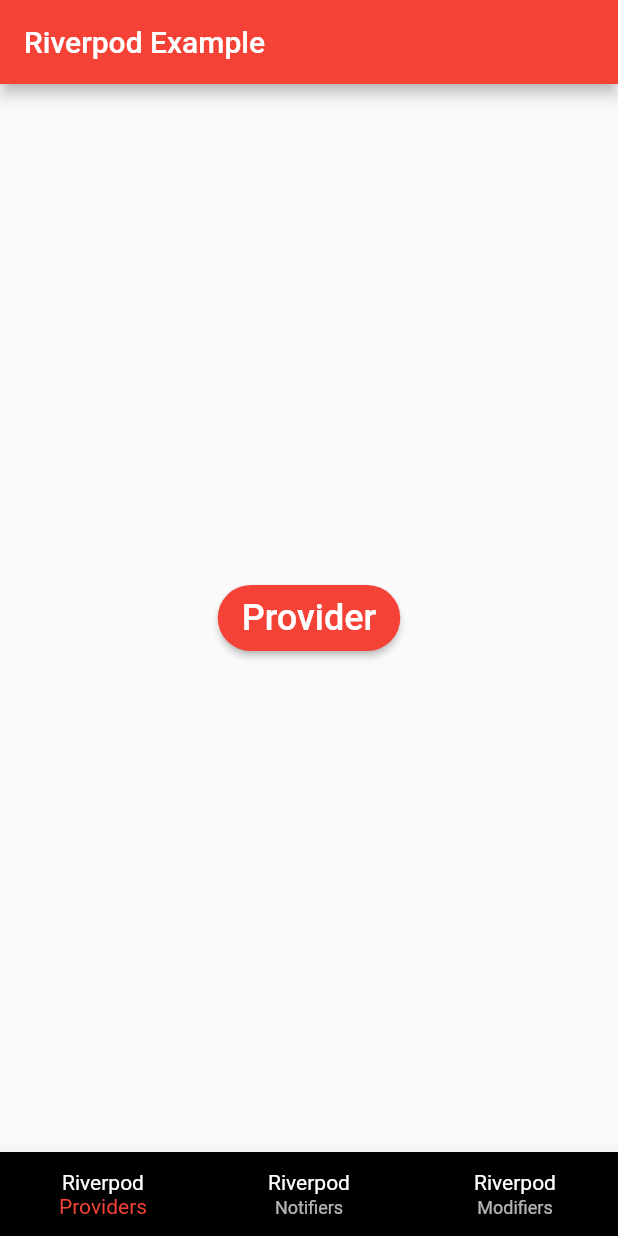
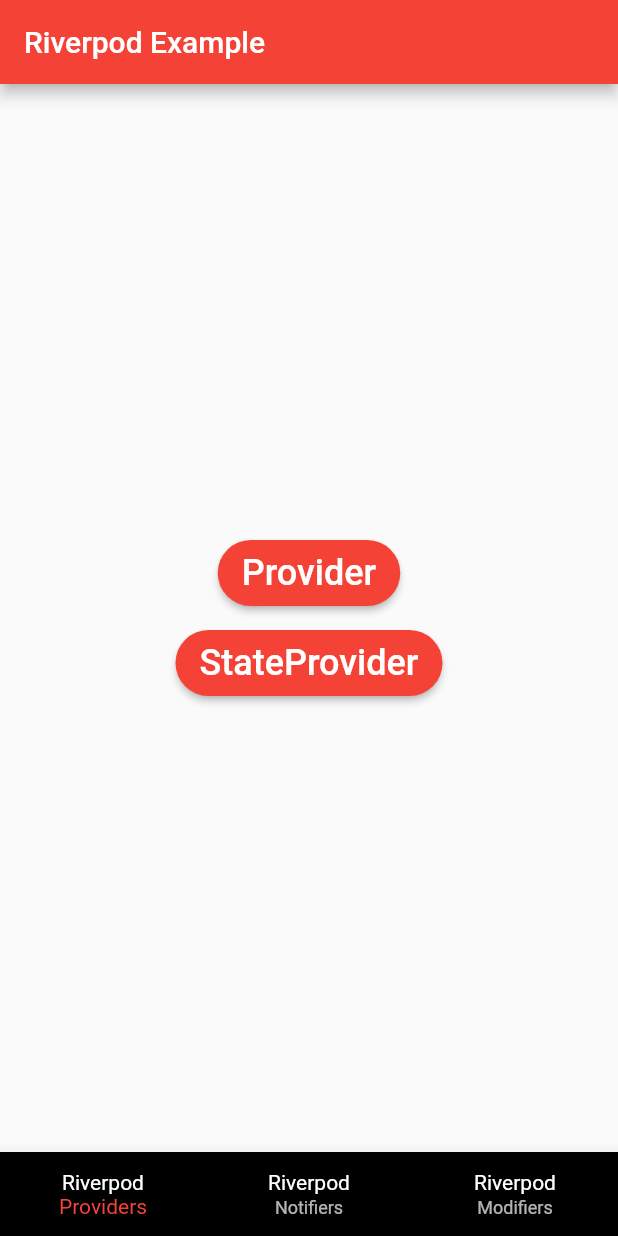
Before and after one commit to bl1nkker/flutter-riverpod-samples, a Flutter app: the screen it shows after launch, on a phone screen of 412 x 824 dp. Run offline on Flutter 3.47's test engine with Material 2 defaults, Android fonts, the light colour scheme and no system bars; our stand-ins replace flutter_riverpod.

Commit message:
feat: added state provider screen demo

```diff
--- a/riverpod_providers/lib/main.dart
+++ b/riverpod_providers/lib/main.dart
@@ -1,6 +1,7 @@
 import 'package:flutter/material.dart';
 import 'package:flutter_riverpod/flutter_riverpod.dart';
 import 'package:riverpod_providers/pages/provider_page.dart';
+import 'package:riverpod_providers/pages/state_provider_page.dart';
 import 'package:riverpod_providers/widgets/button_widget.dart';
 
 void main() => runApp(ProviderScope(child: MyApp()));
@@ -77,11 +78,11 @@
             text: 'Provider',
             onClicked: () => navigateTo(context, const ProviderPage()),
           ),
-          // const SizedBox(height: 12),
-          // ButtonWidget(
-          //   text: 'StateProvider',
-          //   onClicked: () => navigateTo(context, StateProviderPage()),
-          // ),
+          const SizedBox(height: 12),
+          ButtonWidget(
+            text: 'StateProvider',
+            onClicked: () => navigateTo(context, const StateProviderPage()),
+          ),
           // const SizedBox(height: 12),
           // ButtonWidget(
           //   text: 'FutureProvider',
```
Also changed, not shown: riverpod_providers/lib/pages/state_provider_page.dart (added, +31 -0 lines).
